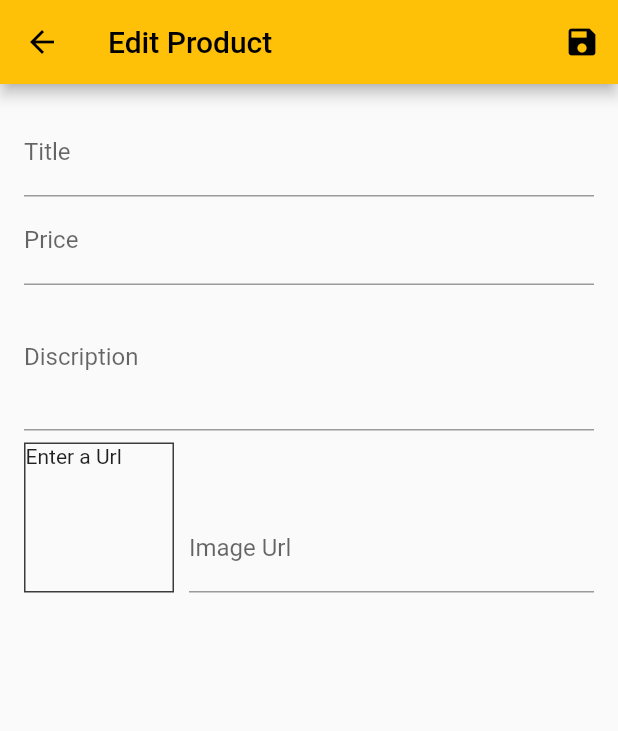
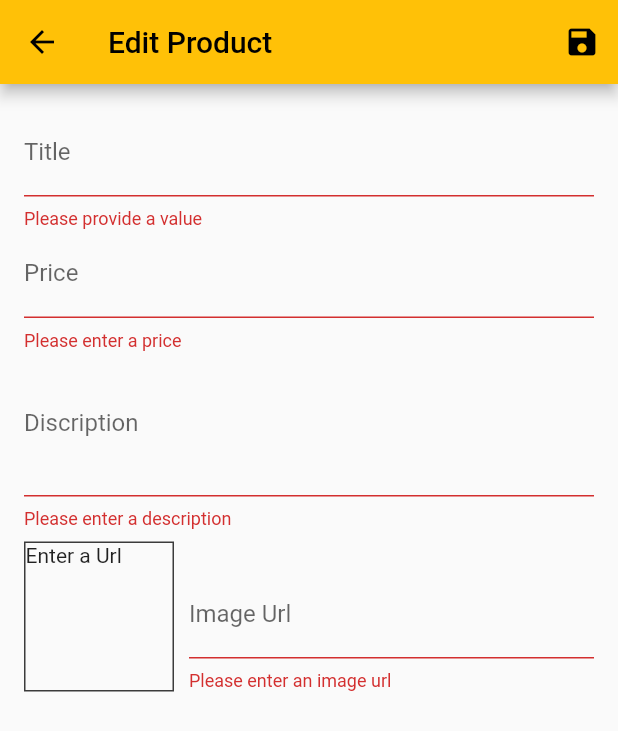
Before and after one commit to sumitvarun/shop_app, a Flutter app: the EditProductScreen screen opened by its route, after a tap on the "save" icon, on a phone screen of 412 x 824 dp. Shown: the top 731 px of the screen. Run offline on Flutter 3.47's test engine with Material 2 defaults, Android fonts, the phone set to English and light mode, and no system bars; our stand-ins replace google_fonts; network calls fail.

Commit message:
Added validation to all inputs

```diff
--- a/lib/screens/edit_product_screen.dart
+++ b/lib/screens/edit_product_screen.dart
@@ -49,12 +49,23 @@ class _EditProductScreenState extends State<EditProductScreen> {
 
   void _updateImageUrl() {
     if (!_imageUrlFocusNode.hasFocus) {
+      if ((!_imageUrlController.text.startsWith('http') &&
+              !_imageUrlController.text.startsWith('https')) ||
+          (!_imageUrlController.text.endsWith('.png') &&
+              !_imageUrlController.text.endsWith('.jpg') &&
+              !_imageUrlController.text.endsWith('.jpeg'))) {
+        return;
+      }
       setState(() {});
     }
   }
 
   void _saveForm() {
-    _form.currentState?.save();
+    final isValid = _form.currentState!.validate();
+    if (!isValid) {
+      return;
+    }
+    _form.currentState!.save();
     print(_editedProduct.title);
     print(_editedProduct.description);
     print(_editedProduct.price);
@@ -83,6 +94,12 @@ class _EditProductScreenState extends State<EditProductScreen> {
                     //focusnode helps us to move user input from 1st textfield to second textfield.
                     FocusScope.of(context).requestFocus(_priceFocusNode);
                   },
+                  validator: (value) {
+                    if (value!.isEmpty) {
+                      return 'Please provide a value';
+                    }
+                    return null;
+                  },
                   onSaved: (value) {
                     _editedProduct = Product(
                         title: value.toString(),
@@ -101,6 +118,18 @@ class _EditProductScreenState extends State<EditProductScreen> {
                     //focusnode helps us to move user input from 1st textfield to second textfield.
                     FocusScope.of(context).requestFocus(_discriptionFocusNode);
                   },
+                  validator: (value) {
+                    if (value!.isEmpty) {
+                      return 'Please enter a price';
+                    }
+                    if (double.tryParse(value) == null) {
+                      return 'Please enter a valid number';
+                    }
+                    if (double.parse(value) <= 0) {
+                      return 'Please enter a number greater than zero';
+                    }
+                    return null;
+                  },
                   onSaved: (value) {
                     _editedProduct = Product(
                         title: _editedProduct.title,
@@ -116,6 +145,15 @@ class _EditProductScreenState extends State<EditProductScreen> {
                   keyboardType: TextInputType.multiline,
                   focusNode: _discriptionFocusNode,
                   //  textInputAction: TextInputAction.next,
+                  validator: (value) {
+                    if (value!.isEmpty) {
+                      return 'Please enter a description';
+                    }
+                    if (value.length < 10) {
+                      return 'Should be at least 10 characters long';
+                    }
+                    return null;
+                  },
                   onSaved: (value) {
                     _editedProduct = Product(
                         title: _editedProduct.title,
@@ -160,6 +198,21 @@ class _EditProductScreenState extends State<EditProductScreen> {
                         onFieldSubmitted: (_) {
                           _saveForm();
                         },
+                        validator: (value) {
+                          if (value!.isEmpty) {
+                            return 'Please enter an image url';
+                          }
+                          if (!value.startsWith('http') &&
+                              !value.startsWith('https')) {
+                            return 'Please enter a valid URL.';
+                          }
+                          if (!value.endsWith('.png') &&
+                              !value.endsWith('.jpg') &&
+                              !value.endsWith('.jpeg')) {
+                            return "Please enter a valid image url";
+                          }
+                          return null;
+                        },
                         onSaved: (value) {
                           _editedProduct = Product(
                               title: _editedProduct.title,
```
